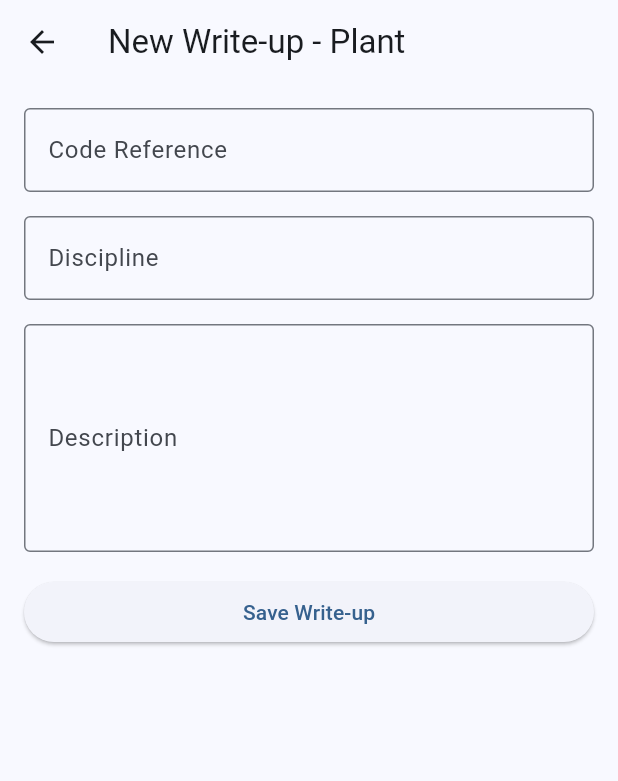
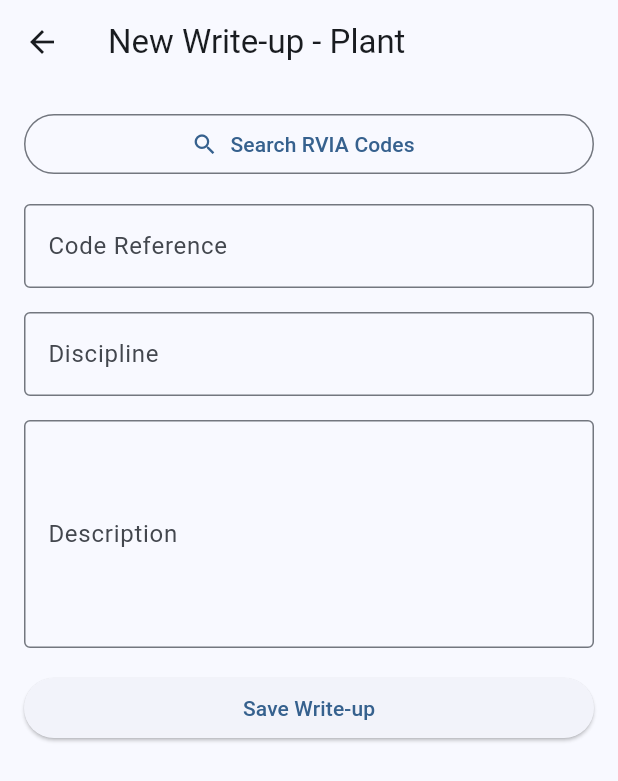
Before and after one commit to mitblan/code_audit_capture, a Flutter app: the NewWriteupScreen screen opened directly with empty values, on a phone screen of 412 x 824 dp. Shown: the top 781 px of the screen. Run offline on Flutter 3.47's test engine with Material 3 defaults, Android fonts, the phone set to English and light mode, and no system bars; our stand-ins replace csv, sqflite, sqflite_common_ffi; accounts and stored records are empty.

Commit message:
Added groundwork for RVIA database search, as well as base CSV export

```diff
--- a/lib/models/audit_writeup.dart
+++ b/lib/models/audit_writeup.dart
@@ -6,6 +6,10 @@
   final String description;
   final DateTime createdAt;
 
+  final int? rviaId;
+  final String? rviaType;
+  final String? rviaDescription;
+
   AuditWriteup({
     this.id,
     required this.plantNumber,
@@ -13,6 +17,9 @@
     required this.discipline,
     required this.description,
     required this.createdAt,
+    this.rviaId,
+    this.rviaType,
+    this.rviaDescription,
   });
 
   Map<String, dynamic> toMap() {
@@ -23,6 +30,9 @@
       'discipline': discipline,
       'description': description,
       'created_at': createdAt.toIso8601String(),
+      'rvia_id': rviaId,
+      'rvia_type': rviaType,
+      'rvia_description': rviaDescription,
     };
   }
 
@@ -34,6 +44,9 @@
       discipline: map['discipline'] as String,
       description: map['description'] as String,
       createdAt: DateTime.parse(map['created_at'] as String),
+      rviaId: map['rvia_id'] as int?,
+      rviaType: map['rvia_type'] as String?,
+      rviaDescription: map['rvia_description'] as String?,
     );
   }
 }
--- /dev/null
+++ b/lib/models/rvia_code.dart
@@ -0,0 +1,31 @@
+class RviaCode {
+  final int rviaId;
+  final String standard;
+  final String subCat;
+  final String codeReference;
+  final String type;
+  final String discipline;
+  final String description;
+
+  RviaCode({
+    required this.rviaId,
+    required this.standard,
+    required this.subCat,
+    required this.codeReference,
+    required this.type,
+    required this.discipline,
+    required this.description,
+  });
+
+  factory RviaCode.fromCsv(Map<String, String> row) {
+    return RviaCode(
+      rviaId: int.parse(row['rvia_id']!),
+      standard: row['standard']!,
+      subCat: row['sub_cat']!,
+      codeReference: row['code_reference']!,
+      type: row['type']!,
+      discipline: row['discipline']!,
+      description: row['description']!,
+    );
+  }
+}
--- a/lib/screens/new_writeup_screen.dart
+++ b/lib/screens/new_writeup_screen.dart
@@ -1,6 +1,8 @@
 import 'package:flutter/material.dart';
 import '../models/audit_writeup.dart';
 import '../services/database_service.dart';
+import '../models/rvia_code.dart';
+import 'rvia_search_screen.dart';
 
 class NewWriteupScreen extends StatefulWidget {
   final String plantNumber;
@@ -22,6 +24,22 @@
       TextEditingController();
   final TextEditingController _disciplineController = TextEditingController();
   final TextEditingController _descriptionController = TextEditingController();
+  RviaCode? _selectedRviaCode;
+
+  Future<void> _searchRviaCode() async {
+    final selectedCode = await Navigator.push<RviaCode>(
+      context,
+      MaterialPageRoute(builder: (_) => const RviaSearchScreen()),
+    );
+
+    if (selectedCode != null) {
+      setState(() {
+        _selectedRviaCode = selectedCode; // ✅ Store the selected RVIA code
+        _codeReferenceController.text = selectedCode.codeReference;
+        _disciplineController.text = selectedCode.discipline;
+      });
+    }
+  }
 
   @override
   void initState() {
@@ -58,6 +76,11 @@
         discipline: _disciplineController.text.trim(),
         description: _descriptionController.text.trim(),
         createdAt: widget.existingWriteup?.createdAt ?? DateTime.now(),
+        rviaId: _selectedRviaCode?.rviaId ?? widget.existingWriteup?.rviaId,
+        rviaType: _selectedRviaCode?.type ?? widget.existingWriteup?.rviaType,
+        rviaDescription:
+            _selectedRviaCode?.description ??
+            widget.existingWriteup?.rviaDescription,
       );
 
       if (widget.existingWriteup == null) {
@@ -94,6 +117,31 @@
           key: _formKey,
           child: Column(
             children: [
+              SizedBox(
+                width: double.infinity,
+                child: OutlinedButton.icon(
+                  onPressed: _searchRviaCode,
+                  icon: const Icon(Icons.search),
+                  label: const Text('Search RVIA Codes'),
+                ),
+              ),
+              if (_selectedRviaCode != null ||
+                  widget.existingWriteup?.rviaDescription != null)
+                Container(
+                  width: double.infinity,
+                  padding: const EdgeInsets.all(12),
+                  margin: const EdgeInsets.only(bottom: 16),
+                  decoration: BoxDecoration(
+                    border: Border.all(color: Colors.grey.shade400),
+                    borderRadius: BorderRadius.circular(8),
+                  ),
+                  child: Text(
+                    _selectedRviaCode != null
+                        ? 'Selected RVIA: ${_selectedRviaCode!.codeReference} - ${_selectedRviaCode!.description}'
+                        : 'Linked RVIA: ${widget.existingWriteup!.codeReference} - ${widget.existingWriteup!.rviaDescription}',
+                  ),
+                ),
+              const SizedBox(height: 16),
               TextFormField(
                 controller: _codeReferenceController,
                 decoration: const InputDecoration(
--- a/lib/services/database_service.dart
+++ b/lib/services/database_service.dart
@@ -22,7 +22,12 @@
     final dbPath = await getDatabasesPath();
     final path = join(dbPath, 'code_audit_capture.db');
 
-    return await openDatabase(path, version: 1, onCreate: _onCreate);
+    return await openDatabase(
+      path,
+      version: 2,
+      onCreate: _onCreate,
+      onUpgrade: _onUpgrade,
+    );
   }
 
   Future<void> _onCreate(Database db, int version) async {
@@ -33,9 +38,26 @@
   code_reference TEXT NOT NULL,
   discipline TEXT NOT NULL,
   description TEXT NOT NULL,
-        created_at TEXT NOT NULL
+  created_at TEXT NOT NULL,
+  rvia_id INTEGER,
+  rvia_type TEXT,
+  rvia_description TEXT
 )
     ''');
+  }
+
+  Future<void> _onUpgrade(Database db, int oldVersion, int newVersion) async {
+    if (oldVersion < 2) {
+      await db.execute('''
+        ALTER TABLE audit_writeups ADD COLUMN rvia_id INTEGER;
+      ''');
+      await db.execute('''
+        ALTER TABLE audit_writeups ADD COLUMN rvia_type TEXT;
+      ''');
+      await db.execute('''
+        ALTER TABLE audit_writeups ADD COLUMN rvia_description TEXT;
+      ''');
+    }
   }
 
   // Insert a write-up
@@ -62,6 +84,17 @@
     return maps.map((map) => AuditWriteup.fromMap(map)).toList();
   }
 
+  Future<List<AuditWriteup>> getAllWriteups() async {
+    final db = await database;
+
+    final List<Map<String, dynamic>> maps = await db.query(
+      'audit_writeups',
+      orderBy: 'created_at DESC',
+    );
+
+    return maps.map((map) => AuditWriteup.fromMap(map)).toList();
+  }
+
   // Delete a write-up
   Future<int> deleteWriteup(int id) async {
     final db = await database;
--- a/pubspec.yaml
+++ b/pubspec.yaml
@@ -33,6 +33,7 @@
   sqflite: ^2.3.3+1
   sqflite_common_ffi: ^2.3.3
   path: ^1.9.0
+  csv: ^6.0.0
 
   # The following adds the Cupertino Icons font to your application.
   # Use with the CupertinoIcons class for iOS style icons.
```
Also changed, not shown: lib/screens/rvia_search_screen.dart (added, +125 -0 lines), lib/screens/writeups_screen.dart (+32 -1 lines), lib/services/export_service.dart (added, +63 -0 lines), lib/services/rvia_service.dart (added, +24 -0 lines), pubspec.lock. Lines whose indentation alone changed are shown as unchanged.
